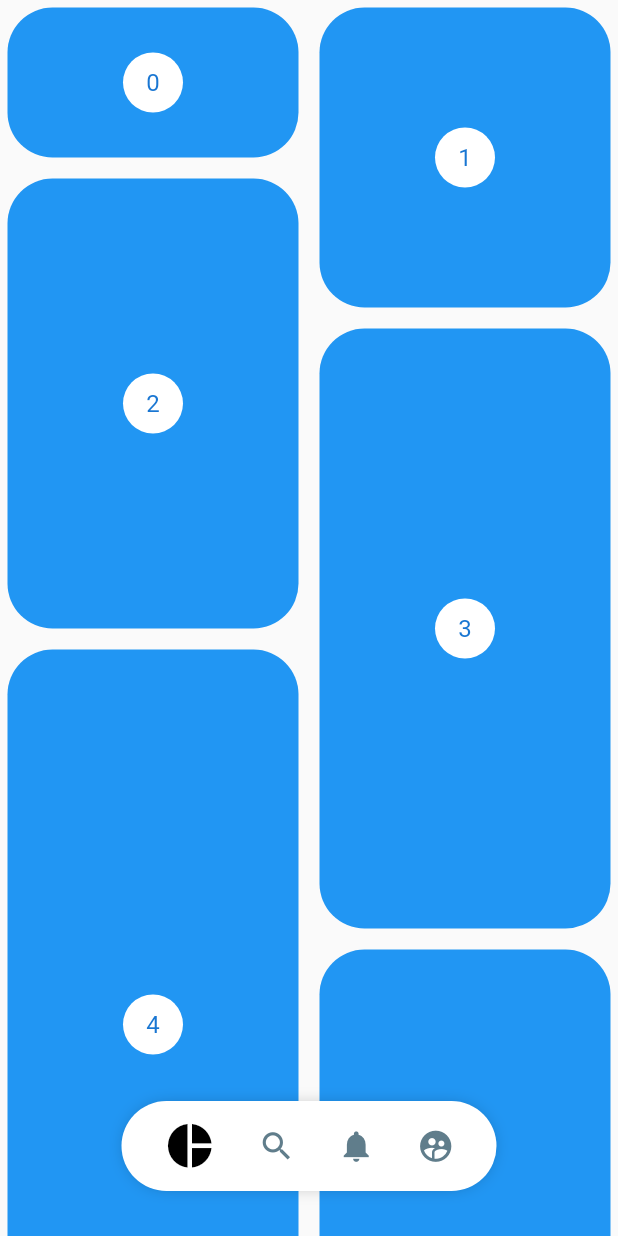
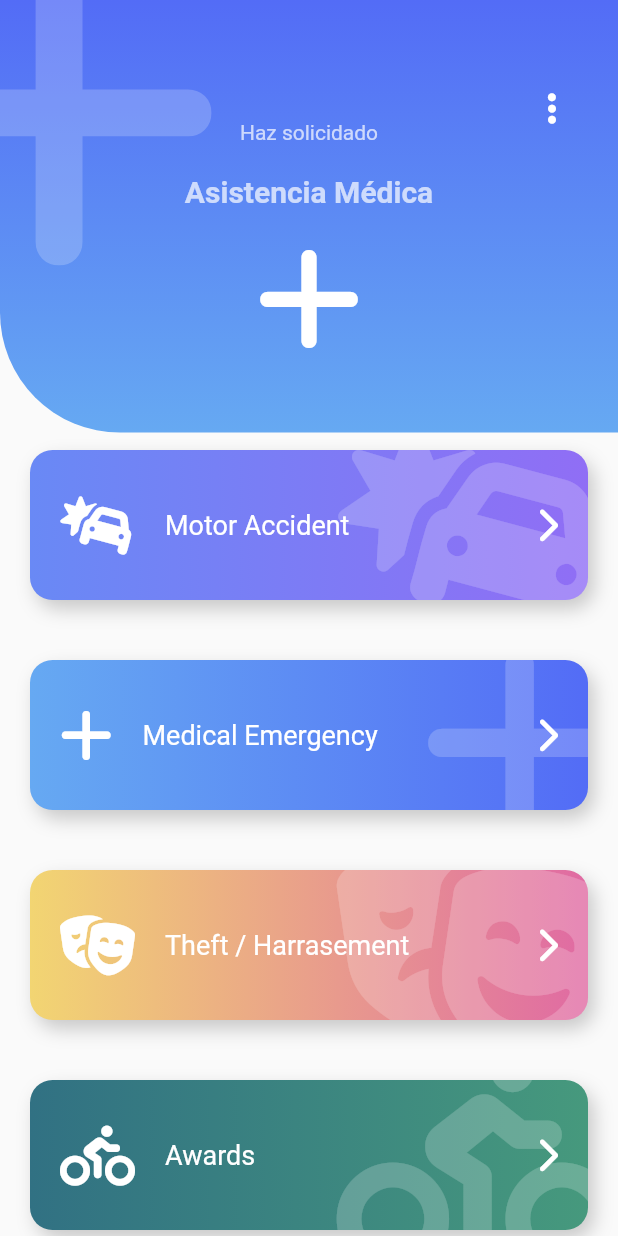
Before and after one commit to churtu/flutter-adv-disenio-headers, a Flutter app: the screen it shows after launch, on a phone screen of 412 x 824 dp. Run offline on Flutter 3.47's test engine with Material 2 defaults, Android fonts, the light colour scheme and no system bars; our stand-ins replace animate_do, flutter_svg, font_awesome_flutter.

Commit message:
Fin seccion 7 - Emergency Layout

```diff
--- a/lib/main.dart
+++ b/lib/main.dart
@@ -11,7 +11,7 @@ class DiseniosApp extends StatelessWidget {
     return const MaterialApp(
       debugShowCheckedModeBanner: false,
       title: 'Diseños Adv',
-      home: PinterestPage(),
+      home: EmergencyPage(),
     );
   }
 }
--- /dev/null
+++ b/lib/src/pages/emergency_page.dart
@@ -0,0 +1,90 @@
+import 'package:adv_disenios/src/widgets/widgets.dart';
+import 'package:animate_do/animate_do.dart';
+import 'package:flutter/material.dart';
+import 'package:font_awesome_flutter/font_awesome_flutter.dart';
+
+class _ItemButton {
+  final IconData icon;
+  final String text;
+  final Color gradientColorStart;
+  final Color gradientColorEnd;
+
+  _ItemButton(this.icon, this.text, this.gradientColorStart, this.gradientColorEnd);
+}
+
+class EmergencyPage extends StatelessWidget {
+
+  const EmergencyPage({Key? key}) : super(key: key);
+
+  @override
+  Widget build(BuildContext context) {
+    final items = <_ItemButton>[
+      _ItemButton( FontAwesomeIcons.carBurst, 'Motor Accident', const Color(0xff6989F5), const Color(0xff906EF5) ),
+      _ItemButton( FontAwesomeIcons.plus, 'Medical Emergency', const Color(0xff66A9F2), const Color(0xff536CF6) ),
+      _ItemButton( FontAwesomeIcons.masksTheater, 'Theft / Harrasement', const Color(0xffF2D572), const Color(0xffE06AA3) ),
+      _ItemButton( FontAwesomeIcons.personBiking, 'Awards', const Color(0xff317183), const Color(0xff46997D) ),
+      _ItemButton( FontAwesomeIcons.carBurst, 'Motor Accident', const Color(0xff6989F5), const Color(0xff906EF5) ),
+      _ItemButton( FontAwesomeIcons.plus, 'Medical Emergency', const Color(0xff66A9F2), const Color(0xff536CF6) ),
+      _ItemButton( FontAwesomeIcons.masksTheater, 'Theft / Harrasement', const Color(0xffF2D572), const Color(0xffE06AA3) ),
+      _ItemButton( FontAwesomeIcons.personBiking, 'Awards', const Color(0xff317183), const Color(0xff46997D) ),
+      _ItemButton( FontAwesomeIcons.carBurst, 'Motor Accident', const Color(0xff6989F5), const Color(0xff906EF5) ),
+      _ItemButton( FontAwesomeIcons.plus, 'Medical Emergency', const Color(0xff66A9F2), const Color(0xff536CF6) ),
+      _ItemButton( FontAwesomeIcons.masksTheater, 'Theft / Harrasement', const Color(0xffF2D572), const Color(0xffE06AA3) ),
+      _ItemButton( FontAwesomeIcons.personBiking, 'Awards', const Color(0xff317183), const Color(0xff46997D) ),
+    ];
+    return Scaffold(
+      body: Stack(
+        children: [
+          Container(
+            margin: const EdgeInsets.only(top:200 ),
+            child: ListView(
+              physics: const BouncingScrollPhysics(),
+              children: [
+                const SizedBox(height: 80),
+                ...items.map((btn) => FadeInLeft(
+                  child: EmergencyBtn(
+                    text: btn.text,
+                    icon: btn.icon,
+                    gradientColorStart: btn.gradientColorStart,
+                    gradientColorEnd: btn.gradientColorEnd,
+                    onPressed: (){}
+                  ),
+                )
+              ).toList()
+              ],
+            ),
+          ),
+          _Header(),
+        ],
+      ),
+    );
+  }
+}
+
+class _Header extends StatelessWidget {
+  @override
+  Widget build(BuildContext context) {
+    return Stack(
+      children: [
+        const EmergencyHeader(
+          title: 'Haz solicidado',
+          subtitle: 'Asistencia Médica',
+          icon: FontAwesomeIcons.plus,
+          graditenColor1: Color(0xff536CF6),
+          gradientColor2: Color(0xff66A9F2),
+        ),
+        Positioned(
+          right: 0,
+          top: 45,
+          child: RawMaterialButton(
+            padding: const EdgeInsets.all(15),
+            onPressed: () {
+
+            },
+            shape: const CircleBorder(),
+            child: const FaIcon(FontAwesomeIcons.ellipsisVertical, color: Colors.white,))
+        )
+      ],
+    );
+  }
+}
--- a/lib/src/pages/pages.dart
+++ b/lib/src/pages/pages.dart
@@ -1,4 +1,5 @@
 
+export 'package:adv_disenios/src/pages/emergency_page.dart';
 export 'package:adv_disenios/src/pages/slidehow_page.dart';
 export 'package:adv_disenios/src/pages/graficas_circulares_page.dart';
 export 'package:adv_disenios/src/pages/animaciones_page.dart';
--- /dev/null
+++ b/lib/src/widgets/emergency_btn.dart
@@ -0,0 +1,94 @@
+import 'package:flutter/material.dart';
+import 'package:font_awesome_flutter/font_awesome_flutter.dart';
+
+class EmergencyBtn extends StatelessWidget {
+  final IconData icon;
+  final String text;
+  final Color gradientColorStart;
+  final Color gradientColorEnd;
+  final Function() onPressed;
+  const EmergencyBtn({
+    super.key,
+    this.icon = FontAwesomeIcons.circleQuestion,
+    required this.text,
+    required this.onPressed,
+    this.gradientColorStart = Colors.grey,
+    this.gradientColorEnd = Colors.blueGrey,
+    });
+
+  @override
+  Widget build(BuildContext context) {
+    return GestureDetector(
+      onTap: onPressed,
+      child: Stack(
+        alignment: Alignment.center,
+        children: [
+          _Background(
+            gradientColorStart,
+            gradientColorEnd,
+            icon
+          ),
+          Row(
+            mainAxisAlignment: MainAxisAlignment.center,
+            children: [
+              const SizedBox(width: 40),
+              FaIcon(icon, color: Colors.white, size: 40,),
+              const SizedBox(width: 20),
+              Expanded(child: Text(text, style: const TextStyle(color: Colors.white, fontSize: 18))),
+              const FaIcon(FontAwesomeIcons.chevronRight, color: Colors.white),
+              const SizedBox(width: 40,)
+            ],
+          )
+        ],
+      ),
+    );
+  }
+}
+
+class _Background extends StatelessWidget {
+  final Color gradientColorStart;
+  final Color gradientColorEnd;
+  final IconData icon;
+
+  const _Background(this.gradientColorStart, this.gradientColorEnd, this.icon);
+  @override
+  Widget build(BuildContext context) {
+    return Container(
+      margin: const EdgeInsets.all(20),
+      width: double.infinity,
+      height: 100,
+      decoration: BoxDecoration(
+        boxShadow: [
+          BoxShadow(
+            color: Colors.black.withOpacity(.2),
+            offset: const Offset(4, 6),
+            blurRadius: 10
+          ),
+        ],
+        borderRadius: BorderRadius.circular(15),
+        gradient: LinearGradient(
+          colors: [
+            gradientColorStart,
+            gradientColorEnd
+          ]
+        )
+      ),
+      child: ClipRRect(
+        borderRadius: BorderRadius.circular(15),
+        child: Stack(
+          children: [
+            Positioned(
+              right: -20,
+              top: -20,
+              child: FaIcon(
+                icon,
+                color: Colors.white.withOpacity(.2),
+                size: 150,
+              )
+            )
+          ],
+        ),
+      ),
+    );
+  }
+}
--- a/lib/src/widgets/headers.dart
+++ b/lib/src/widgets/headers.dart
@@ -1,6 +1,7 @@
 
 
 import 'package:flutter/material.dart';
+import 'package:font_awesome_flutter/font_awesome_flutter.dart';
 
 class HeaderCuadrado extends StatelessWidget {
   const HeaderCuadrado({super.key});
@@ -265,3 +266,95 @@ class _HeaderGradientPainter extends CustomPainter {
   @override
   bool shouldRepaint(covariant CustomPainter oldDelegate) => true;
 }
+
+// EMERGENCY PAGE
+
+class EmergencyHeader extends StatelessWidget {
+
+    final IconData icon;
+    final String title;
+    final String subtitle;
+    final Color graditenColor1;
+    final Color gradientColor2;
+
+  const EmergencyHeader({
+    super.key,
+    required this.icon,
+    required this.title,
+    required this.subtitle,
+    this.graditenColor1 = Colors.grey,
+    this.gradientColor2 = Colors.blueGrey
+  });
+
+  @override
+  Widget build(BuildContext context) {
+    return Stack(
+      children: [
+        _HeaderBackground(
+          graditenColor1,
+          gradientColor2
+        ),
+        Positioned(
+          top: -50,
+          left: -70,
+          child: FaIcon(
+            icon,
+            color: Colors.white.withOpacity(.2),
+            size: 250
+          )
+        ),
+        Column(
+          children: [
+            const SizedBox(height: 80, width: double.infinity),
+            Text(
+              title,
+              style: TextStyle(
+                color: Colors.white.withOpacity(.7)
+              )
+            ),
+            const SizedBox(height: 20),
+            Text(
+              subtitle,
+              style: TextStyle(
+                fontSize: 20,
+                fontWeight: FontWeight.bold,
+                color: Colors.white.withOpacity(.7)
+              )
+            ),
+            const SizedBox(height: 20),
+            FaIcon(
+            icon,
+            color: Colors.white,
+            size: 80
+          )
+          ],
+        )
+      ],
+    );
+  }
+}
+
+class _HeaderBackground extends StatelessWidget {
+  final Color gradientColor1;
+  final Color gradientColor2;
+
+  const _HeaderBackground(this.gradientColor1, this.gradientColor2);
+  @override
+  Widget build(BuildContext context) {
+    return Container(
+      width: double.infinity,
+      height: MediaQuery.of(context).size.height*.35,
+      decoration: BoxDecoration(
+        borderRadius: const BorderRadius.only(bottomLeft: Radius.circular(80)),
+        gradient: LinearGradient(
+          begin: Alignment.topCenter,
+          end: Alignment.bottomCenter,
+          colors: [
+            gradientColor1,
+            gradientColor2
+          ]
+        )
+      ),
+    );
+  }
+}
--- a/lib/src/widgets/widgets.dart
+++ b/lib/src/widgets/widgets.dart
@@ -1,3 +1,4 @@
+export 'package:adv_disenios/src/widgets/emergency_btn.dart';
 export 'package:adv_disenios/src/widgets/pinterest_menu.dart';
 export 'package:adv_disenios/src/widgets/radial_progress.dart';
 export 'package:adv_disenios/src/widgets/headers.dart';
--- a/pubspec.yaml
+++ b/pubspec.yaml
@@ -29,11 +29,13 @@ environment:
 # the latest version available on pub.dev. To see which dependencies have newer
 # versions available, run `flutter pub outdated`.
 dependencies:
+  animate_do: ^3.0.2
   cupertino_icons: ^1.0.2
   flutter:
     sdk: flutter
   flutter_staggered_grid_view: ^0.6.2
   flutter_svg: ^1.1.6
+  font_awesome_flutter: ^10.3.0
   provider: ^6.0.5
 
 dev_dependencies:
```
Also changed, not shown: pubspec.lock.
